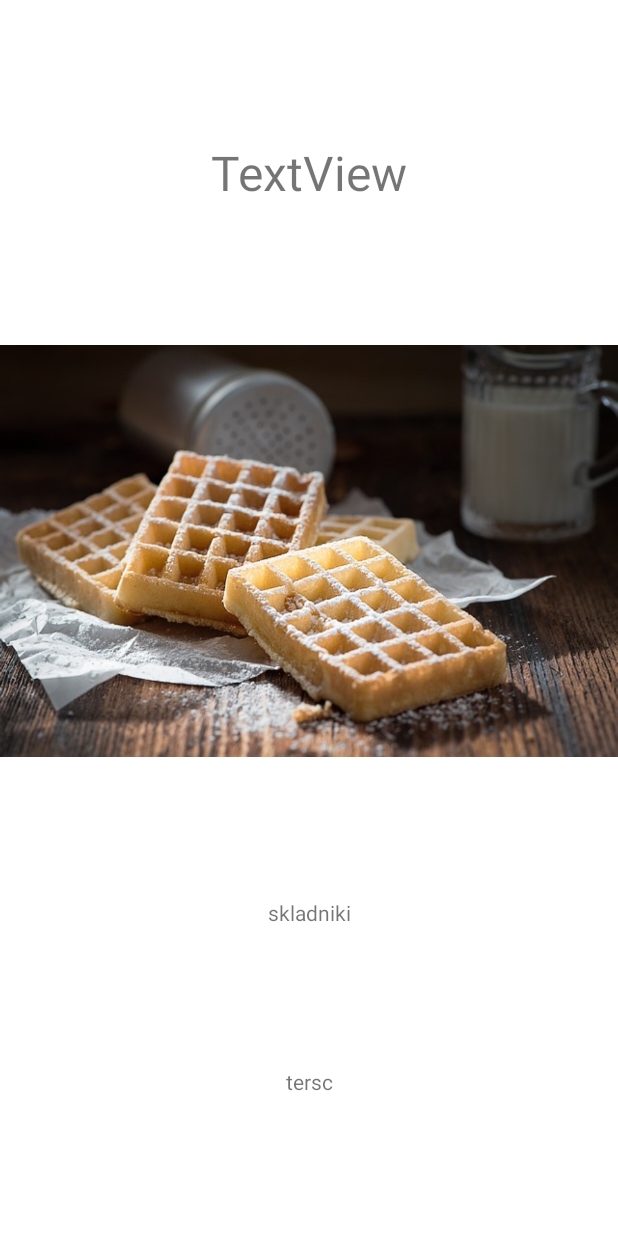
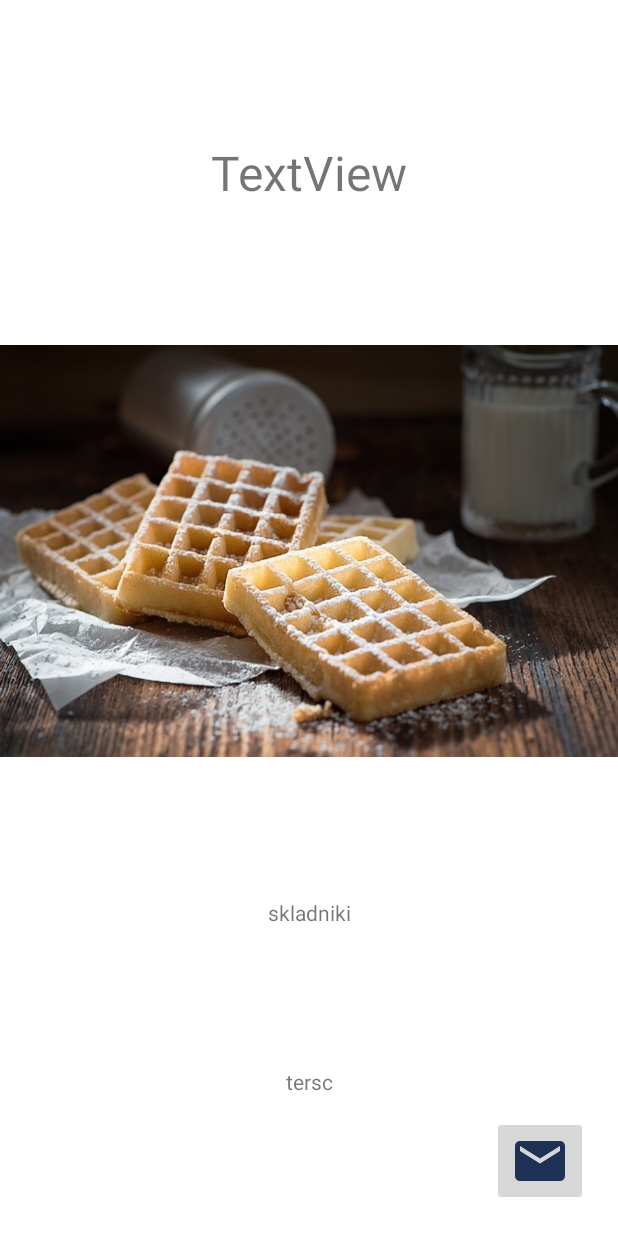
Before and after one commit to markup54/przepisy3A_2023, an Android app: the layout activity_przepis.xml on its own in the app's theme, with its tools: preview values and no code run, on a phone screen of 412 x 824 dp. Run offline under Robolectric (Android 15) with nearby library versions, the phone set to English and light mode, and no system bars.

Commit message:
intencja nie jawna

```diff
--- a/app/src/main/AndroidManifest.xml
+++ b/app/src/main/AndroidManifest.xml
@@ -18,6 +18,11 @@
             <meta-data
                 android:name="android.app.lib_name"
                 android:value="" />
+            <intent-filter>
+                <action android:name="android.intent.action.SEND"/>
+                <category android:name="android.intent.category.DEFAULT"/>
+                <data android:mimeType="text/plain"/>
+            </intent-filter>
         </activity>
         <activity
             android:name=".ListaPrzepisowActivity"
--- /dev/null
+++ b/app/src/main/res/drawable/ic_baseline_local_post_office_24.xml
@@ -0,0 +1,5 @@
+<vector android:height="40dp" android:tint="#1F3055"
+    android:viewportHeight="24" android:viewportWidth="24"
+    android:width="40dp" xmlns:android="http://schemas.android.com/apk/res/android">
+    <path android:fillColor="@android:color/white" android:pathData="M20,4L4,4c-1.1,0 -1.99,0.9 -1.99,2L2,18c0,1.1 0.9,2 2,2h16c1.1,0 2,-0.9 2,-2L22,6c0,-1.1 -0.9,-2 -2,-2zM20,8l-8,5 -8,-5L4,6l8,5 8,-5v2z"/>
+</vector>
--- a/app/src/main/res/layout/activity_przepis.xml
+++ b/app/src/main/res/layout/activity_przepis.xml
@@ -47,4 +47,14 @@
         app:layout_constraintEnd_toEndOf="parent"
         app:layout_constraintTop_toBottomOf="@id/textView4"
         app:layout_constraintBottom_toBottomOf="parent"/>
+
+    <ImageButton
+        android:id="@+id/imageButton"
+        android:layout_width="wrap_content"
+        android:layout_height="wrap_content"
+        android:layout_marginEnd="20dp"
+        android:layout_marginBottom="20dp"
+        app:layout_constraintBottom_toBottomOf="parent"
+        app:layout_constraintEnd_toEndOf="parent"
+        app:srcCompat="@drawable/ic_baseline_local_post_office_24" />
 </androidx.constraintlayout.widget.ConstraintLayout>
```
Also changed, not shown: app/src/main/java/pl/zabrze/zs10/przepisy3a/PrzepisActivity.java (+34 -3 lines).
